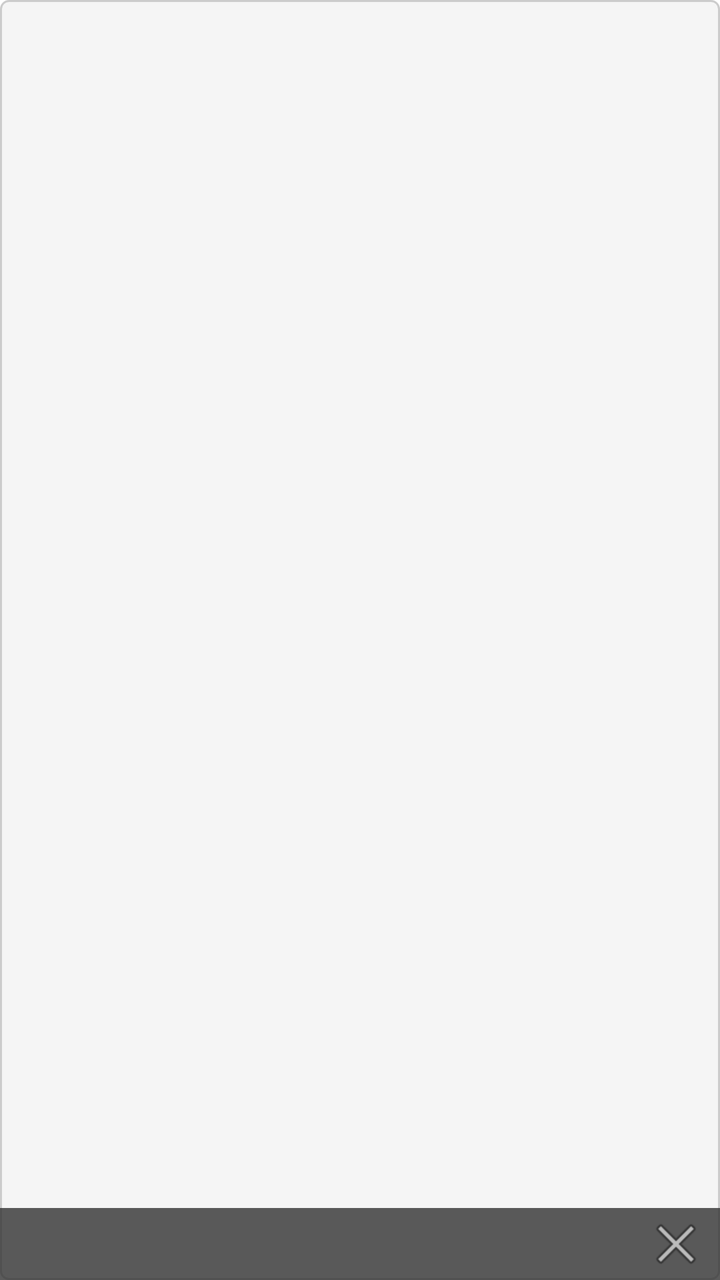
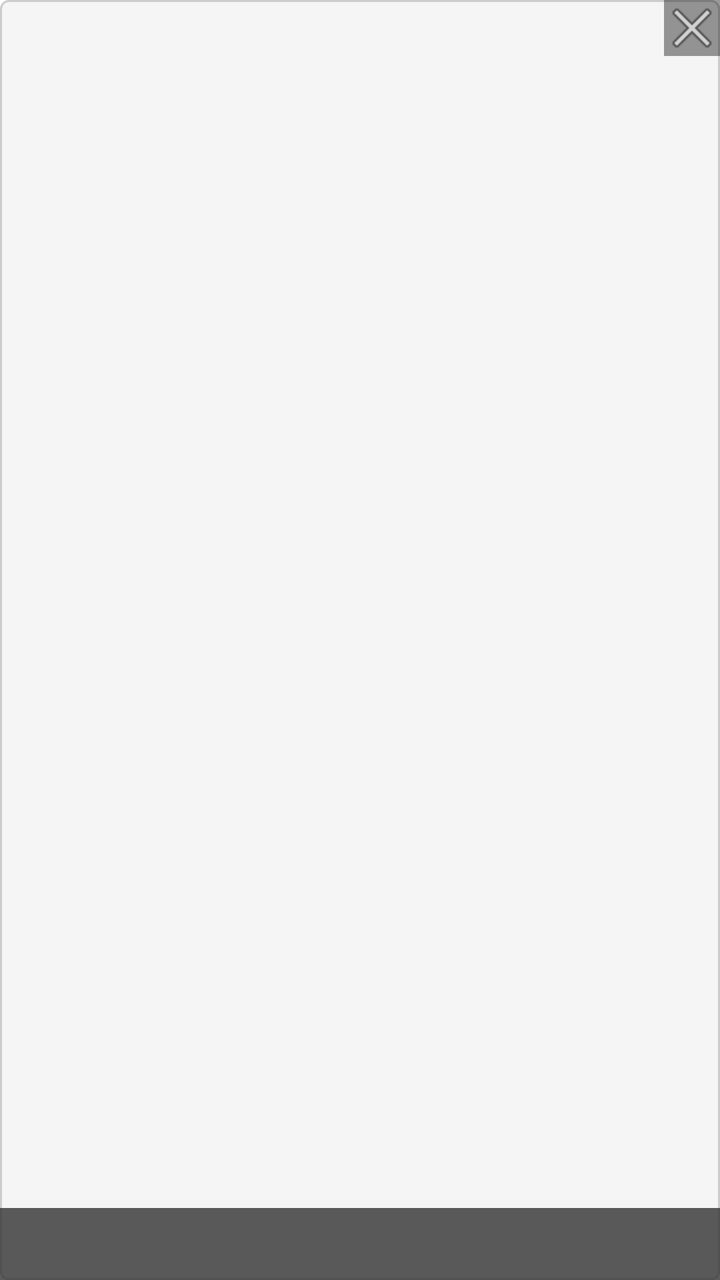

Two renders of the same Android screen: before a commit and after it. Below are the layout's source before the change and the commit's diff.
<!-- AndroidManifest.xml: application theme Theme.STEPBible -->
<!-- res/layout/item_tab_preview.xml -->
<?xml version="1.0" encoding="utf-8"?>
<FrameLayout xmlns:android="http://schemas.android.com/apk/res/android"
    android:layout_width="match_parent"
    android:layout_height="160dp"
    android:clickable="true"
    android:focusable="true"
    android:background="@drawable/tab_preview_border">

    <ImageView
        android:id="@+id/tab_thumbnail"
        android:layout_width="match_parent"
        android:layout_height="match_parent"
        android:scaleType="fitCenter"
        android:padding="2dp" />

    <LinearLayout
        android:layout_width="match_parent"
        android:layout_height="36dp"
        android:orientation="horizontal"
        android:gravity="center_vertical"
        android:paddingHorizontal="8dp"
        android:background="#CC333333"
        android:layout_gravity="bottom">

        <TextView
            android:id="@+id/tab_title"
            android:layout_width="0dp"
            android:layout_height="wrap_content"
            android:layout_weight="1"
            android:textColor="@android:color/white"
            android:ellipsize="end"
            android:maxLines="1"
            android:textSize="12sp" />

        <ImageButton
            android:id="@+id/tab_preview_close"
            android:layout_width="28dp"
            android:layout_height="28dp"
            android:src="@android:drawable/ic_menu_close_clear_cancel"
            android:background="?attr/selectableItemBackgroundBorderless"
            android:contentDescription="Close"
            android:scaleType="center"
            android:padding="4dp" />
    </LinearLayout>

</FrameLayout>
<!-- resources referenced by this layout -->
<resources>
  <!-- drawable tab_preview_border (drawable) -->
  <?xml version="1.0" encoding="utf-8"?>
  <shape xmlns:android="http://schemas.android.com/apk/res/android">
      <solid android:color="#F5F5F5" />
      <stroke android:width="1dp" android:color="#CCCCCC" />
      <corners android:radius="4dp" />
  </shape>
  <style name="Theme.STEPBible" parent="Theme.MaterialComponents.DayNight.NoActionBar">
          <item name="colorPrimary">#6200EE</item>
          <item name="colorPrimaryVariant">#3700B3</item>
          <item name="colorOnPrimary">#FFFFFF</item>
          <item name="colorSecondary">#03DAC5</item>
          <item name="colorSecondaryVariant">#018786</item>
          <item name="colorOnSecondary">#000000</item>
      </style>
</resources>

<!-- the commit's change to res/layout/item_tab_preview.xml (unified diff, before → after) -->
@@ -13,6 +13,17 @@
         android:scaleType="fitCenter"
         android:padding="2dp" />
 
+    <ImageButton
+        android:id="@+id/tab_preview_close"
+        android:layout_width="28dp"
+        android:layout_height="28dp"
+        android:src="@android:drawable/ic_menu_close_clear_cancel"
+        android:background="#66000000"
+        android:contentDescription="Close"
+        android:scaleType="center"
+        android:padding="4dp"
+        android:layout_gravity="top|end" />
+
     <LinearLayout
         android:layout_width="match_parent"
         android:layout_height="36dp"
@@ -24,23 +35,12 @@
 
         <TextView
             android:id="@+id/tab_title"
-            android:layout_width="0dp"
+            android:layout_width="match_parent"
             android:layout_height="wrap_content"
-            android:layout_weight="1"
             android:textColor="@android:color/white"
             android:ellipsize="end"
             android:maxLines="1"
             android:textSize="12sp" />
-
-        <ImageButton
-            android:id="@+id/tab_preview_close"
-            android:layout_width="28dp"
-            android:layout_height="28dp"
-            android:src="@android:drawable/ic_menu_close_clear_cancel"
-            android:background="?attr/selectableItemBackgroundBorderless"
-            android:contentDescription="Close"
-            android:scaleType="center"
-            android:padding="4dp" />
     </LinearLayout>
 
 </FrameLayout>
